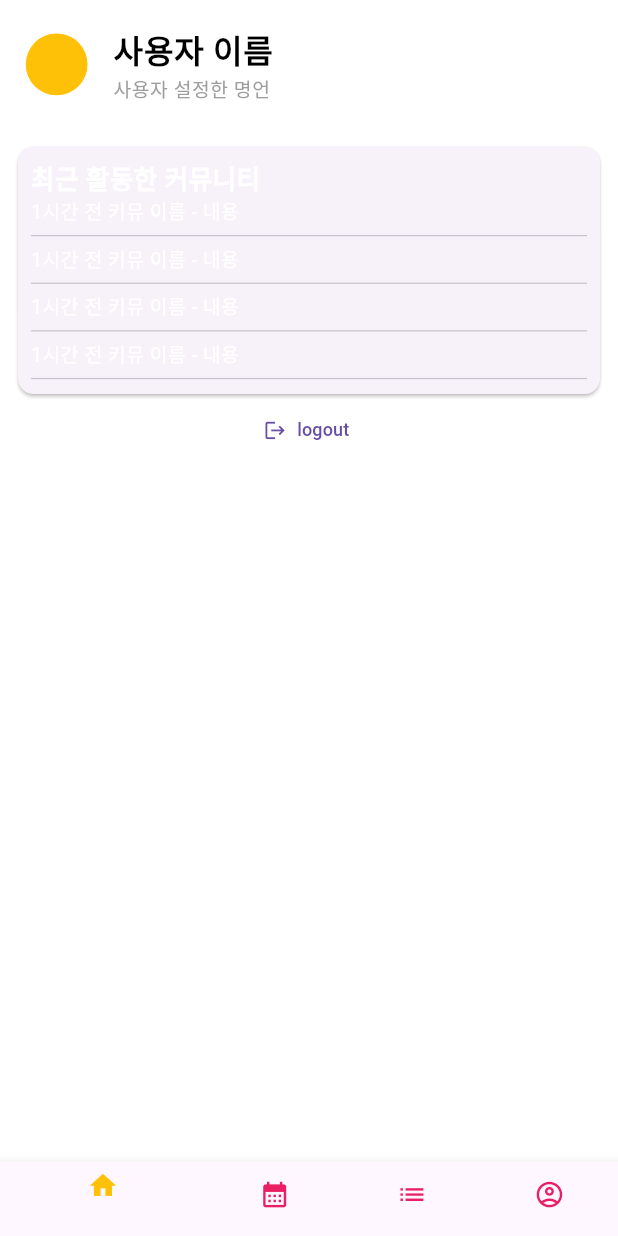
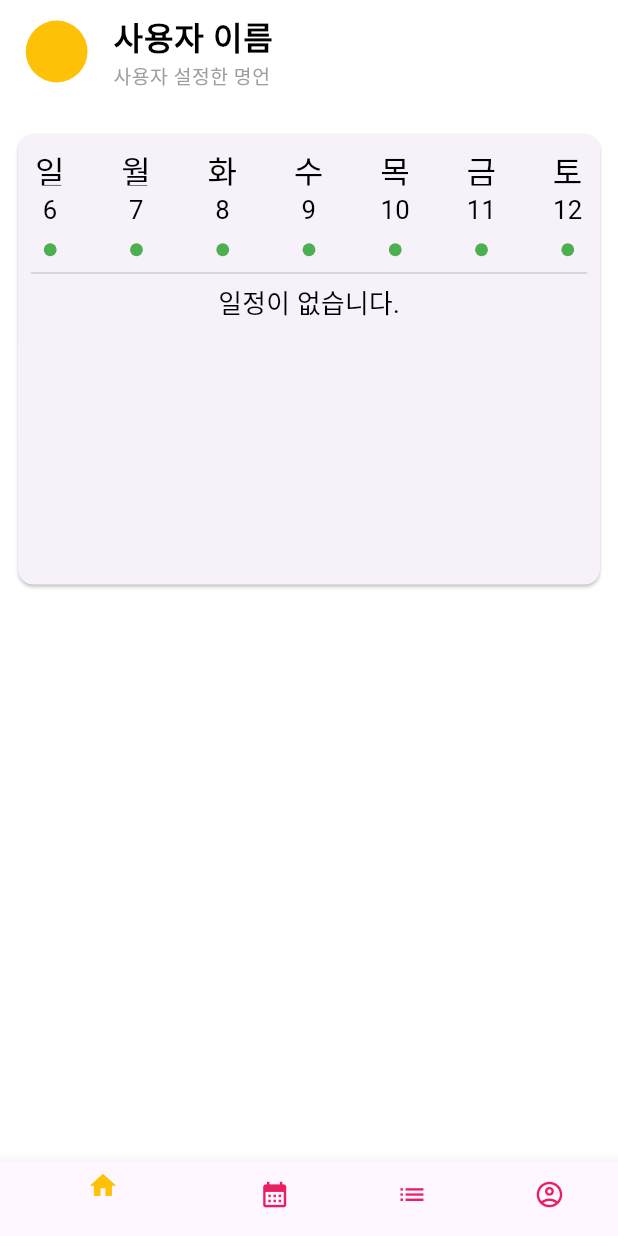
Before and after one commit to tnsgud/bic-picture, a Flutter app: the HomeScreen screen opened by its route, on a phone screen of 412 x 824 dp. Run offline on Flutter 3.47's test engine with Material 2 defaults, Android fonts, the phone set to English and light mode, and no system bars; our stand-ins replace flutter_dotenv, flutter_secure_storage, flutter_svg, font_awesome_flutter, responsive_framework; missing offline and left inert: flutter_web_auth_2; accounts and stored records are empty.

Commit message:
feat: make calendar widget

```diff
--- a/lib/screens/home_screen.dart
+++ b/lib/screens/home_screen.dart
@@ -1,8 +1,10 @@
-import 'package:big_picture/widgets/card_list_widget.dart';
+import 'package:big_picture/widgets/calendar_widget.dart';
 import 'package:flutter/material.dart';
+import 'package:flutter_secure_storage/flutter_secure_storage.dart';
 
 class HomeScreen extends StatelessWidget {
   const HomeScreen({super.key});
+  final store = const FlutterSecureStorage();
 
   @override
   Widget build(BuildContext context) {
@@ -10,7 +12,7 @@ class HomeScreen extends StatelessWidget {
     return Scaffold(
       body: SafeArea(
         child: Padding(
-          padding: const EdgeInsets.all(10),
+          padding: const EdgeInsets.symmetric(horizontal: 10),
           child: Column(
             children: [
               Padding(
@@ -48,22 +50,7 @@ class HomeScreen extends StatelessWidget {
               const SizedBox(
                 height: 20,
               ),
-              const CardList(title: '최근 활동한 커뮤니티', list: [
-                '1시간 전 키뮤 이름 - 내용',
-                '1시간 전 키뮤 이름 - 내용',
-                '1시간 전 키뮤 이름 - 내용',
-                '1시간 전 키뮤 이름 - 내용',
-                '1시간 전 키뮤 이름 - 내용',
-                '1시간 전 키뮤 이름 - 내용',
-                '1시간 전 키뮤 이름 - 내용',
-                '1시간 전 키뮤 이름 - 내용',
-                '1시간 전 키뮤 이름 - 내용',
-              ]),
-              TextButton.icon(
-                onPressed: () => Navigator.pop(context),
-                icon: const Icon(Icons.logout),
-                label: const Text('logout'),
-              )
+              const Calendar(),
             ],
           ),
         ),
--- a/lib/screens/login_screen.dart
+++ b/lib/screens/login_screen.dart
@@ -1,4 +1,3 @@
-import 'dart:developer';
 import 'dart:io';
 
 import 'package:flutter/foundation.dart';
@@ -11,6 +10,8 @@ import 'package:font_awesome_flutter/font_awesome_flutter.dart';
 
 class LoginScreen extends StatelessWidget {
   const LoginScreen({super.key});
+
+  final _store = const FlutterSecureStorage();
 
   @override
   Widget build(BuildContext context) {
@@ -47,7 +48,23 @@ class LoginScreen extends StatelessWidget {
                     color: theme.scaffoldBackgroundColor,
                   ),
                 ),
-                onPressed: () {
+                onPressed: () async {
+                  var callbackUrl = 'big-picture';
+
+                  if (!kIsWeb && Platform.isWindows) {
+                    callbackUrl = 'http://localhost:8000/auth.html';
+                  }
+
+                  final baseUrl = dotenv.env['BASE_URL'];
+                  final resultUrl = await FlutterWebAuth2.authenticate(
+                    url: '$baseUrl/auth/google',
+                    callbackUrlScheme: callbackUrl,
+                  );
+
+                  _storeAuthData(url: resultUrl);
+
+                  print(await _store.readAll());
+
                   Navigator.pushNamed(context, '/home');
                 },
               ),
@@ -70,25 +87,6 @@ class LoginScreen extends StatelessWidget {
                   ),
                 ),
                 onPressed: () async {
-                  var callbackUrl = 'big-picture';
-
-                  if (!kIsWeb && Platform.isWindows) {
-                    callbackUrl = 'http://localhost:8000/auth.html';
-                  }
-
-                  final baseUrl = dotenv.env['BASE_URL'];
-                  // final result = await launchUrl(
-                  //     Uri.parse('$baseUrl/auth/google'),
-                  //     mode: LaunchMode.inAppWebView);
-                  final resultUrl = await FlutterWebAuth2.authenticate(
-                    url: '$baseUrl/auth/google',
-                    callbackUrlScheme: callbackUrl,
-                  );
-
-                  log(resultUrl);
-
-                  // storeAuthData(url: resultUrl);
-
                   Navigator.pushNamed(context, '/home');
                 },
               ),
@@ -113,25 +111,24 @@ class LoginScreen extends StatelessWidget {
     );
   }
 
-  void storeAuthData({required String url}) async {
-    const store = FlutterSecureStorage();
+  void _storeAuthData({required String url}) async {
     var queryParameters = Uri.parse(url).queryParameters;
 
-    await store.write(
+    await _store.write(
       key: 'accessToken',
-      value: queryParameters['access_token']!,
+      value: queryParameters['access_token'] ?? 'access token is null',
     );
-    await store.write(
+    await _store.write(
       key: 'refreshToken',
-      value: queryParameters['refresh_token']!,
+      value: queryParameters['refresh_token'] ?? 'refresh token is null',
     );
-    await store.write(
+    await _store.write(
       key: 'accessExpiredAt',
-      value: queryParameters['access_expired_at']!,
+      value: queryParameters['access_expired_at']!.substring(0, 19),
     );
-    await store.write(
+    await _store.write(
       key: 'refreshExpiredAt',
-      value: queryParameters['refresh_expired_at']!,
+      value: queryParameters['refresh_expired_at']!.substring(0, 19),
     );
   }
 }
--- /dev/null
+++ b/lib/widgets/calendar_widget.dart
@@ -0,0 +1,131 @@
+import 'package:flutter/material.dart';
+
+class Calendar extends StatefulWidget {
+  const Calendar({super.key});
+
+  @override
+  State<Calendar> createState() => _CalendarState();
+}
+
+class _CalendarState extends State<Calendar> {
+  final List<String> weekly = '일,월,화,수,목,금,토'.split(',');
+  final List<String> days = '6,7,8,9,10,11,12'.split(',');
+
+  String selectedDay = '';
+  List<int> test = [];
+
+  @override
+  Widget build(BuildContext context) {
+    var theme = Theme.of(context);
+    return Card(
+      child: Container(
+        height: 350,
+        padding: const EdgeInsets.all(10.0),
+        child: Column(
+          mainAxisAlignment: MainAxisAlignment.start,
+          children: [
+            Row(
+              mainAxisAlignment: MainAxisAlignment.spaceBetween,
+              children: [
+                ...weekly
+                    .map(
+                      (e) => SizedBox(
+                        width: 30,
+                        height: 30,
+                        child: Text(
+                          e,
+                          textAlign: TextAlign.center,
+                          style: theme.textTheme.bodyLarge!.copyWith(
+                            fontWeight: FontWeight.w500,
+                            color: Colors.black,
+                          ),
+                        ),
+                      ),
+                    )
+                    .toList()
+              ],
+            ),
+            const SizedBox(
+              height: 5,
+            ),
+            Row(
+              mainAxisAlignment: MainAxisAlignment.spaceBetween,
+              children: days.map((e) => dayText(e, theme)).toList(),
+            ),
+            const SizedBox(
+              height: 5,
+            ),
+            const Divider(),
+            test.isEmpty
+                ? Text(
+                    '일정이 없습니다.',
+                    style: theme.textTheme.bodyMedium!.copyWith(
+                      color: Colors.black,
+                    ),
+                  )
+                : Expanded(
+                    child: ListView.builder(
+                      itemCount: test.length,
+                      itemBuilder: (context, index) => Text(
+                        '${test[index]}',
+                        style: theme.textTheme.bodyMedium!.copyWith(
+                          color: Colors.black,
+                        ),
+                      ),
+                    ),
+                  )
+          ],
+        ),
+      ),
+    );
+  }
+
+  Widget dayText(String e, ThemeData theme) {
+    const number = 1;
+    return Column(
+      children: [
+        GestureDetector(
+          onTap: () {
+            setState(() {
+              selectedDay = selectedDay == e ? '' : e;
+              test = number <= 5 && selectedDay.isNotEmpty
+                  ? List.generate(5, (index) => index + int.parse(selectedDay))
+                  : [];
+            });
+          },
+          child: SizedBox(
+            width: 30,
+            height: 30,
+            child: Container(
+              decoration: selectedDay == e
+                  ? BoxDecoration(
+                      color: Colors.grey,
+                      borderRadius: BorderRadius.circular(20),
+                    )
+                  : null,
+              child: Text(
+                e,
+                textAlign: TextAlign.center,
+                style: theme.textTheme.bodyMedium!.copyWith(
+                  color: Colors.black,
+                ),
+              ),
+            ),
+          ),
+        ),
+        const SizedBox(
+          height: 10,
+        ),
+        if (number <= 5)
+          Container(
+            width: 10,
+            height: 10,
+            decoration: BoxDecoration(
+              color: Colors.green,
+              borderRadius: BorderRadius.circular(10),
+            ),
+          )
+      ],
+    );
+  }
+}
--- a/pubspec.yaml
+++ b/pubspec.yaml
@@ -42,6 +42,7 @@ dependencies:
   flutter_dotenv: ^5.0.2
   flutter_svg: ^2.0.1
   flutter_web_auth_2: ^2.0.4
+  http: ^0.13.5
 
 dev_dependencies:
   flutter_test:
```
Also changed, not shown: pubspec.lock, 4 other files.
